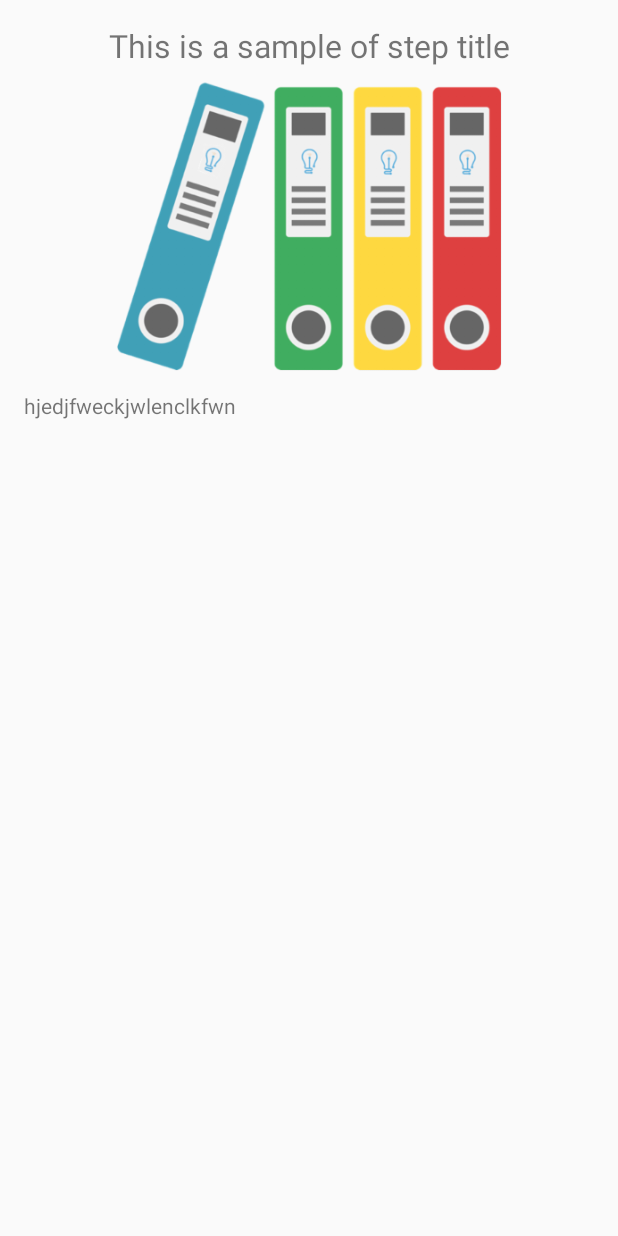
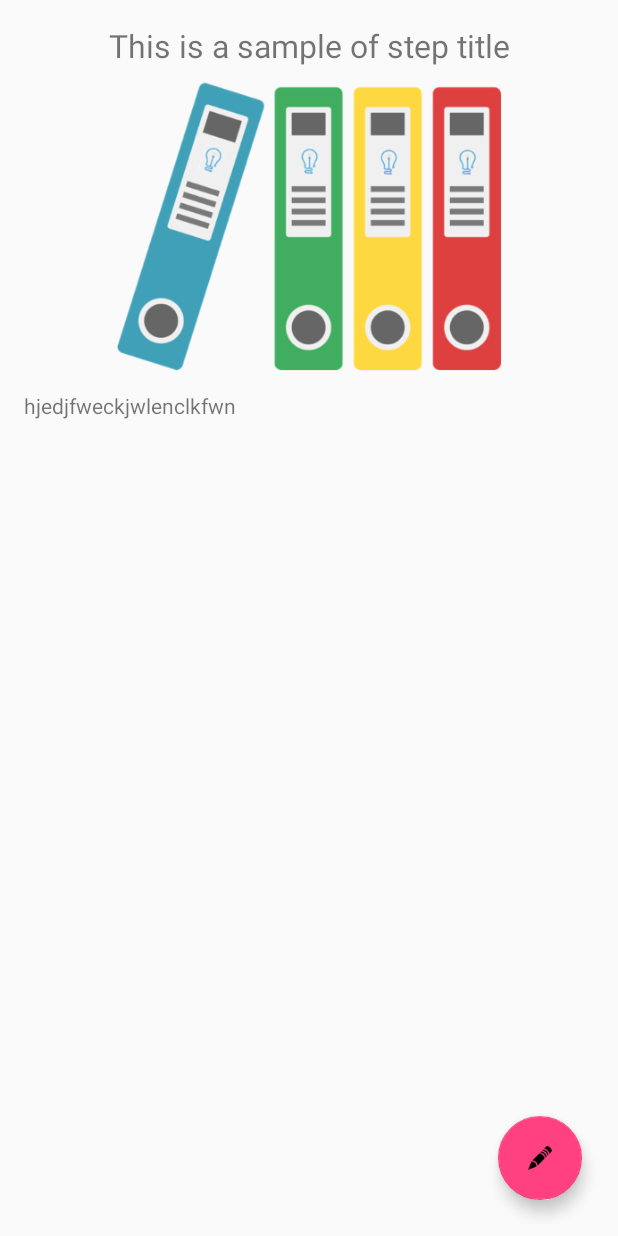
Before and after one commit to ericdgood/My-SOP, an Android app: the layout activity_step.xml on its own in the app's theme, with its tools: preview values and no code run, on a phone screen of 412 x 824 dp. Run offline under Robolectric (Android 15) with nearby library versions, the phone set to English and light mode, and no system bars.

Commit message:
style: edit step from Fab. removed menu

```diff
--- a/app/src/main/res/layout/activity_step.xml
+++ b/app/src/main/res/layout/activity_step.xml
@@ -34,4 +34,13 @@
         android:padding="8dp"
         app:layout_constraintTop_toBottomOf="@id/imageview_step_picture"/>
 
+    <android.support.design.widget.FloatingActionButton
+        android:id="@+id/fab_step_edit"
+        android:layout_width="wrap_content"
+        android:layout_height="wrap_content"
+        android:layout_margin="16dp"
+        app:layout_constraintBottom_toBottomOf="parent"
+        app:layout_constraintRight_toRightOf="parent"
+        app:srcCompat="@drawable/ic_action_edit"/>
+
 </android.support.constraint.ConstraintLayout>
```
Also changed, not shown: app/src/main/java/mysop/pia/com/Steps/ListOfSteps.java (+21 -16 lines), app/src/main/java/mysop/pia/com/Steps/StepActivity.java (+7 -19 lines), app/src/main/res/drawable-hdpi/ic_action_edit.png (added), app/src/main/res/drawable-mdpi/ic_action_edit.png (added), app/src/main/res/drawable-xhdpi/ic_action_edit.png (added), app/src/main/res/drawable-xxhdpi/ic_action_edit.png (added), app/src/main/res/drawable-xxxhdpi/ic_action_edit.png (added).
